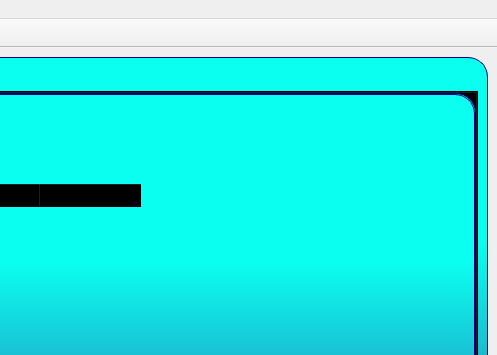
Qt form Desarrollo de Interfaces/FinalProject/main_form.ui (LuisHL7/DAM2-3TRIM) before a commit; both pictures show x 611 to 1108 and y 0 to 355 of the 1108 by 697 pixel window.
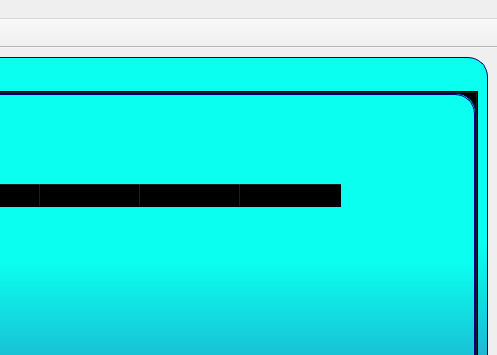
The same form after that commit. The open tabs and pages were chosen to show the change. Icons and pictures are not drawn.

What changed in the file:
```diff
--- a/Desarrollo de Interfaces/FinalProject/main_form.ui
+++ b/Desarrollo de Interfaces/FinalProject/main_form.ui
@@ -920,6 +920,21 @@
              <set>AlignCenter</set>
             </property>
            </column>
+           <column>
+            <property name="text">
+             <string>Fecha Ingreso</string>
+            </property>
+            <property name="font">
+             <font>
+              <pointsize>12</pointsize>
+              <weight>75</weight>
+              <bold>true</bold>
+             </font>
+            </property>
+            <property name="textAlignment">
+             <set>AlignCenter</set>
+            </property>
+           </column>
            <column>
             <property name="text">
              <string>Cantidad</string>
@@ -965,6 +980,21 @@
              <set>AlignCenter</set>
             </property>
            </column>
+           <column>
+            <property name="text">
+             <string>Estado</string>
+            </property>
+            <property name="font">
+             <font>
+              <pointsize>12</pointsize>
+              <weight>75</weight>
+              <bold>true</bold>
+             </font>
+            </property>
+            <property name="textAlignment">
+             <set>AlignCenter</set>
+            </property>
+           </column>
            <column>
             <property name="text">
              <string>Proveedor</string>
```
Left out of the diff: 6 changed lines with no effect on the pictures.
